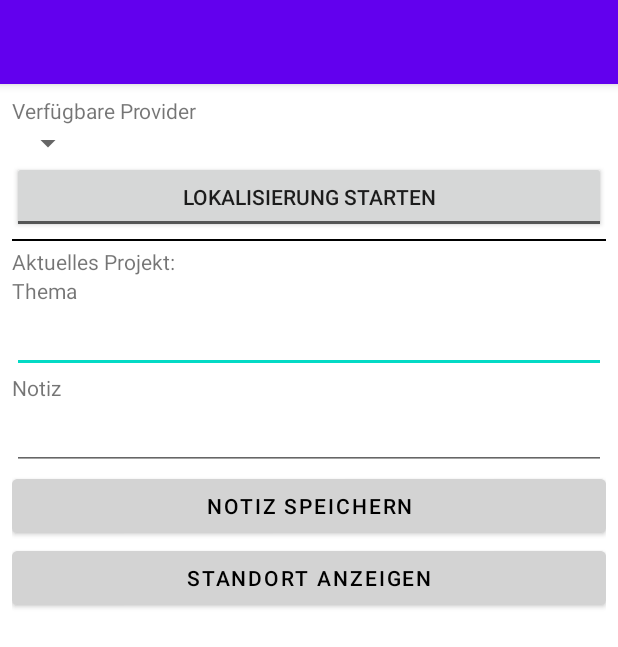
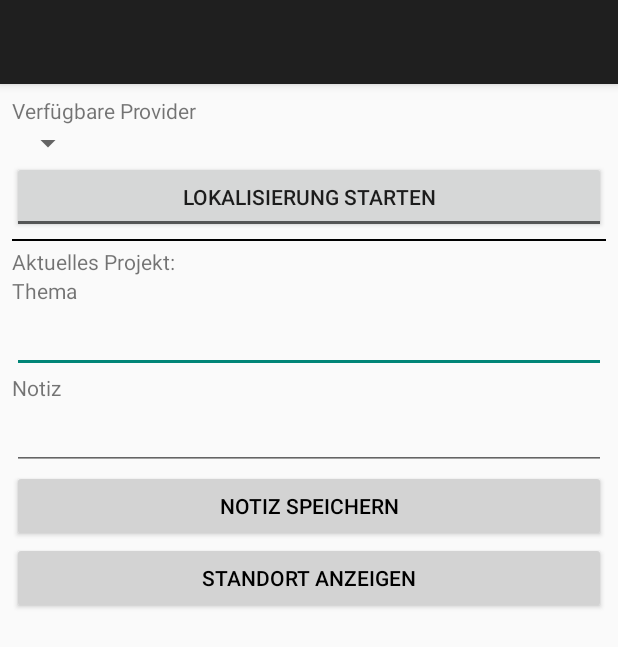
Before and after one commit to NekopiCode/GeoNote, an Android app: the layout activity_gather.xml on its own in the app's theme, with its tools: preview values and no code run, on a phone screen of 412 x 824 dp. Shown: the top 647 px of the screen. Run offline under Robolectric (Android 15) with nearby library versions, the phone set to English and light mode, and no system bars.

Commit message:
Update 25.07.2022, 16:11

```diff
--- a/app/src/main/res/layout/activity_gather.xml
+++ b/app/src/main/res/layout/activity_gather.xml
@@ -1,32 +1,31 @@
 <?xml version="1.0" encoding="utf-8"?>
-<LinearLayout
-    xmlns:android="http://schemas.android.com/apk/res/android"
+<LinearLayout xmlns:android="http://schemas.android.com/apk/res/android"
     xmlns:app="http://schemas.android.com/apk/res-auto"
     xmlns:tools="http://schemas.android.com/tools"
     android:layout_width="match_parent"
     android:layout_height="match_parent"
     android:orientation="vertical"
-    android:padding="0dp"
     tools:context=".GatherActivity">
 
-    <Toolbar
+    <androidx.appcompat.widget.Toolbar
         android:id="@+id/toolbar"
         android:layout_width="match_parent"
         android:layout_height="?attr/actionBarSize"
-        android:background="?attr/colorPrimary"
+        android:background="@color/darkGrey"
         android:elevation="4dp"
         android:theme="@style/ThemeOverlay.AppCompat.Dark.ActionBar"
-        app:popupTheme="@style/ThemeOverlay.AppCompat.Light"/>
+        app:popupTheme="@style/ThemeOverlay.AppCompat.Light" />
 
     <LinearLayout
         android:layout_width="match_parent"
         android:layout_height="match_parent"
-        android:orientation="vertical"
-        android:layout_margin="8dp">
+        android:layout_margin="8dp"
+        android:orientation="vertical">
+
         <TextView
             android:layout_width="match_parent"
             android:layout_height="wrap_content"
-        android:text="@string/verfügbare_provider"/>
+            android:text="@string/verfügbare_provider" />
 
         <Spinner
             android:id="@+id/spinner_provider"
@@ -44,9 +43,10 @@
         <View
             android:layout_width="match_parent"
             android:layout_height="1.5dp"
-        android:background="#000"
             android:layout_marginTop="4dp"
-        android:layout_marginBottom="4dp"/>
+            android:layout_marginBottom="4dp"
+            android:background="#000" />
+
         <TextView
             android:id="@+id/textview_Aktuelles_Projekt"
             android:layout_width="wrap_content"
@@ -56,7 +56,7 @@
         <TextView
             android:layout_width="wrap_content"
             android:layout_height="wrap_content"
-        android:text="@string/thema"/>
+            android:text="@string/thema" />
 
         <EditText
             android:id="@+id/edittext_thema_input"
@@ -66,7 +66,8 @@
         <TextView
             android:layout_width="wrap_content"
             android:layout_height="wrap_content"
-        android:text="@string/notiz"/>
+            android:text="@string/notiz" />
+
         <EditText
             android:id="@+id/edittext_notiz_input"
             android:layout_width="match_parent"
@@ -76,20 +77,19 @@
             android:id="@+id/button_notiz_speichern"
             android:layout_width="match_parent"
             android:layout_height="wrap_content"
-        android:textColor="@color/black"
             android:backgroundTint="@color/grey"
-        android:text="@string/notiz_speichern" />
+            android:text="@string/notiz_speichern"
+            android:textColor="@color/black" />
 
         <Button
             android:id="@+id/button_standort_anzeigen"
             android:layout_width="match_parent"
             android:layout_height="wrap_content"
+            android:backgroundTint="@color/grey"
+            android:onClick="onButtonStandortAnzeigenClick"
             android:text="@string/standort_anzeigen"
-        android:textColor="@color/black"
-        android:backgroundTint="@color/grey"
-        android:onClick="onButtonStandortAnzeigenClick" />
+            android:textColor="@color/black" />
     </LinearLayout>
 
 
-
 </LinearLayout>
--- a/app/src/main/res/values-night/themes.xml
+++ b/app/src/main/res/values-night/themes.xml
@@ -1,6 +1,6 @@
 <resources xmlns:tools="http://schemas.android.com/tools">
     <!-- Base application theme. -->
-    <style name="Theme.Geonotes" parent="Theme.MaterialComponents.DayNight.NoActionBar">
+    <style name="Theme.Geonotes" parent="Theme.Design.Light.NoActionBar">
         <!-- Primary brand color. -->
         <item name="colorPrimary">@color/purple_200</item>
         <item name="colorPrimaryVariant">@color/purple_700</item>
--- a/app/src/main/res/values/colors.xml
+++ b/app/src/main/res/values/colors.xml
@@ -8,4 +8,5 @@
     <color name="black">#FF000000</color>
     <color name="white">#FFFFFFFF</color>
     <color name="grey">#D3D3D3</color>
+    <color name="darkGrey">#FF1F1F1F</color>
 </resources>
--- a/app/src/main/res/values/strings.xml
+++ b/app/src/main/res/values/strings.xml
@@ -11,6 +11,10 @@
     <string name="thema">Thema</string>
     <string name="aktuelles_projekt_prefix">Aktuelles Projekt:\u0020</string>
     <string name="action_settings">Einstellungen</string>
+    <string name="title_item_foot">Zu Fuß (9 sec/10 m)</string>
+    <string name="title_item_bicycle">Rad (4 sec/25 m)</string>
+    <string name="title_item_car">PKW (4 sec/50 m)</string>
+    <string name="title_item_car_fast">PKW fern (4 sec/100 m)</string>
 
 
     <string-array name="auswahlliste">
--- a/app/src/main/res/values/themes.xml
+++ b/app/src/main/res/values/themes.xml
@@ -1,6 +1,6 @@
 <resources xmlns:tools="http://schemas.android.com/tools">
     <!-- Base application theme. -->
-    <style name="Theme.Geonotes" parent="Theme.MaterialComponents.DayNight.NoActionBar">
+    <style name="Theme.Geonotes" parent="Theme.Design.Light.NoActionBar">
         <!-- Primary brand color. -->
         <item name="colorPrimary">@color/purple_500</item>
         <item name="colorPrimaryVariant">@color/purple_700</item>
@@ -13,4 +13,6 @@
         <item name="android:statusBarColor" tools:targetApi="l">?attr/colorPrimaryVariant</item>
         <!-- Customize your theme here. -->
     </style>
+
+    <style name="spinnerStyle"> </style>
 </resources>
```
Also changed, not shown: app/src/main/java/and06/geonotes/GatherActivity.kt (+47 -15 lines), app/src/main/res/drawable-anydpi/ic_setting.xml (added, +11 -0 lines), app/src/main/res/menu/menu_gather_activity.xml (+17 -5 lines), app/src/main/res/drawable-hdpi/ic_setting.png (added), app/src/main/res/drawable-mdpi/ic_setting.png (added), app/src/main/res/drawable-xhdpi/ic_setting.png (added), app/src/main/res/drawable-xxhdpi/ic_setting.png (added). Lines whose indentation alone changed are shown as unchanged.
